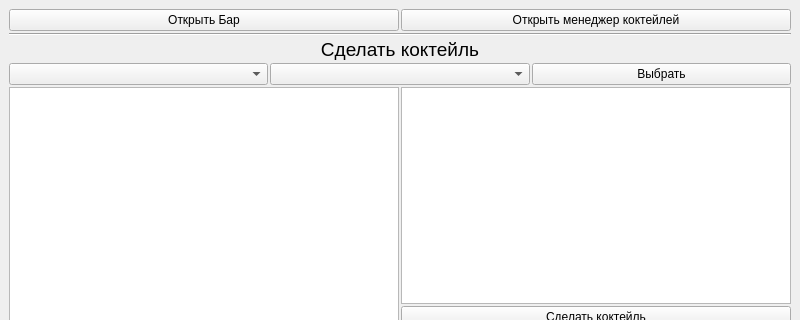
This is gui/mainwindow.ui in timurchak/AlcoMetr as Qt 5 draws it before an edit; both pictures show x 0 to 800 and y 0 to 320 of the 800 by 600 pixel window. The edited form follows.
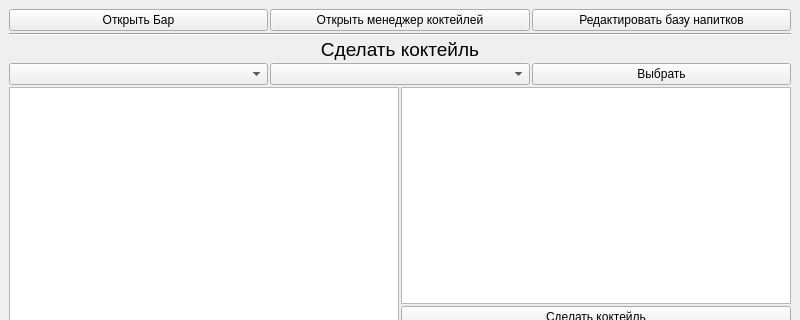
This is the edited form.

Commit message: add Base edit manager, fix some bug Fix bug current bar after delete row. add local save base, change refernce alcoList to point

Patch:
```diff
--- a/gui/mainwindow.ui
+++ b/gui/mainwindow.ui
@@ -34,6 +34,13 @@
         </property>
        </widget>
       </item>
+      <item>
+       <widget class="QPushButton" name="Btn_EditBase">
+        <property name="text">
+         <string>Редактировать базу напитков</string>
+        </property>
+       </widget>
+      </item>
      </layout>
     </item>
     <item>
```
The commit also changes 19 other files.
